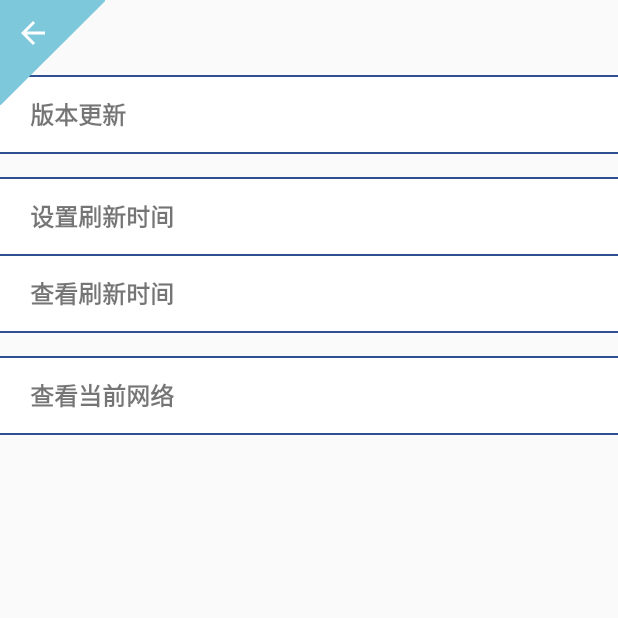
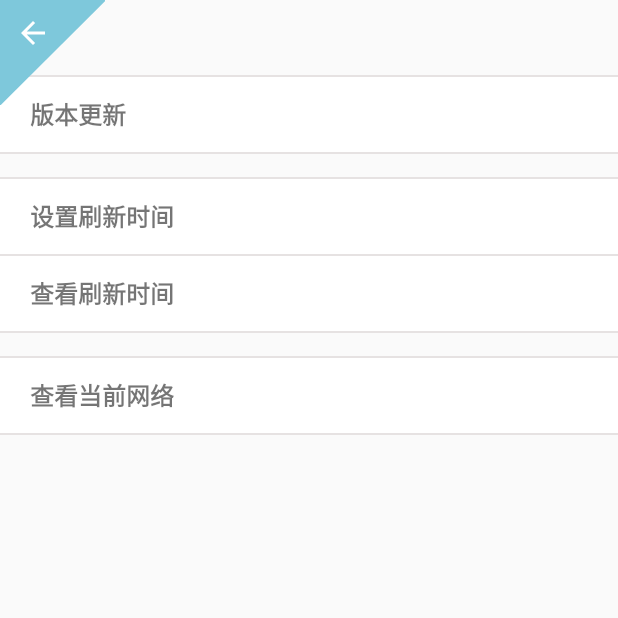
Before and after one commit to CHwithKeY/TryOn, an Android app: the Setting_Act screen opened directly, with no data from a screen before it, on a phone screen of 412 x 824 dp, the top half of it. Run offline under Robolectric (Android 15) with nearby library versions, the light colour scheme and no system bars.

Commit message:
Add Authorize_Act.java and activity_authorize_layout to code from the WaleSmart.pro, and beautify the UI.

```diff
--- a/app/src/main/AndroidManifest.xml
+++ b/app/src/main/AndroidManifest.xml
@@ -52,7 +52,7 @@
         <activity android:name=".product.Product_Act" />
         <activity android:name=".user.cart.orderPart.Order_Confirm_Act" />
         <activity android:name=".update.Update_Act" />
-        <activity android:name=".user.Setting_Act" />
+        <activity android:name=".user.setting.Setting_Act" />
         <activity android:name=".result.Result_Act" />
         <activity
             android:name=".trigger.TriggerList_Act"
--- a/app/src/main/java/wale_tech/tryon/user/User_Act.java
+++ b/app/src/main/java/wale_tech/tryon/user/User_Act.java
@@ -18,6 +18,7 @@ import wale_tech.tryon.history.History_Act;
 import wale_tech.tryon.user.order.Order_Act;
 import wale_tech.tryon.user.coupon.Coupon_Act;
 import wale_tech.tryon.user.favourite.Favourite_Act;
+import wale_tech.tryon.user.setting.Setting_Act;
 
 public class User_Act extends Base_Act implements View.OnClickListener {
 
--- a/app/src/main/java/wale_tech/tryon/user/Setting_Act.java
+++ b/app/src/main/java/wale_tech/tryon/user/setting/Setting_Act.java
@@ -1,4 +1,4 @@
-package wale_tech.tryon.user;
+package wale_tech.tryon.user.setting;
 
 import android.content.DialogInterface;
 import android.content.Intent;
--- a/app/src/main/res/layout/activity_setting_layout.xml
+++ b/app/src/main/res/layout/activity_setting_layout.xml
@@ -4,7 +4,7 @@
     android:id="@+id/activity_setting_layout"
     android:layout_width="match_parent"
     android:layout_height="match_parent"
-    tools:context="wale_tech.tryon.user.Setting_Act">
+    tools:context="wale_tech.tryon.user.setting.Setting_Act">
 
     <LinearLayout
         android:layout_width="match_parent"
@@ -15,47 +15,47 @@
             android:layout_width="match_parent"
             android:layout_height="50dp" />
 
-        <include layout="@layout/divider_horizontal_item" />
+        <include layout="@layout/divider_horizontal_gray_item" />
 
         <TextView
             android:id="@+id/setting_update_tv"
             style="@style/base_list_item_tv_style"
             android:text="@string/setting_update_tv" />
 
-        <include layout="@layout/divider_horizontal_item" />
+        <include layout="@layout/divider_horizontal_gray_item" />
 
         <View
             android:layout_width="match_parent"
             android:layout_height="@dimen/item_opf_divider" />
 
-        <include layout="@layout/divider_horizontal_item" />
+        <include layout="@layout/divider_horizontal_gray_item" />
 
         <TextView
             android:id="@+id/setting_refresh_time_tv"
             style="@style/base_list_item_tv_style"
             android:text="@string/setting_refresh_time_tv" />
 
-        <include layout="@layout/divider_horizontal_item" />
+        <include layout="@layout/divider_horizontal_gray_item" />
 
         <TextView
             android:id="@+id/setting_get_refresh_time_tv"
             style="@style/base_list_item_tv_style"
             android:text="@string/setting_get_refresh_time_tv" />
 
-        <include layout="@layout/divider_horizontal_item" />
+        <include layout="@layout/divider_horizontal_gray_item" />
 
         <View
             android:layout_width="match_parent"
             android:layout_height="@dimen/item_opf_divider" />
 
-        <include layout="@layout/divider_horizontal_item" />
+        <include layout="@layout/divider_horizontal_gray_item" />
 
         <TextView
             android:id="@+id/setting_check_net_tv"
             style="@style/base_list_item_tv_style"
             android:text="@string/setting_check_net_tv" />
 
-        <include layout="@layout/divider_horizontal_item" />
+        <include layout="@layout/divider_horizontal_gray_item" />
 
     </LinearLayout>
 
--- /dev/null
+++ b/app/src/main/res/layout/divider_horizontal_gray_item.xml
@@ -0,0 +1,6 @@
+<?xml version="1.0" encoding="utf-8"?>
+<TextView xmlns:android="http://schemas.android.com/apk/res/android"
+    android:layout_width="match_parent"
+    android:layout_height="1dp"
+    android:layout_gravity="center_horizontal"
+    android:background="@color/colorGrayDivider" />
--- a/app/src/main/res/values/colors.xml
+++ b/app/src/main/res/values/colors.xml
@@ -24,5 +24,7 @@
     <color name="colorCouponItemUsedLayout">#c5bb54</color>
     <color name="colorCouponItemUnableLayout">#dddddd</color>
 
+    <color name="colorLayout">#f2f2f2</color>
+    <color name="colorGrayDivider">#e6e2e2</color>
 
 </resources>
```
Also changed, not shown: app/src/main/java/wale_tech/tryon/user/setting/Authorize_Act.java (added, +182 -0 lines), app/src/main/res/drawable/ic_auth_tips.xml (added, +9 -0 lines), app/src/main/res/layout/activity_authorize_layout.xml (added, +108 -0 lines).
